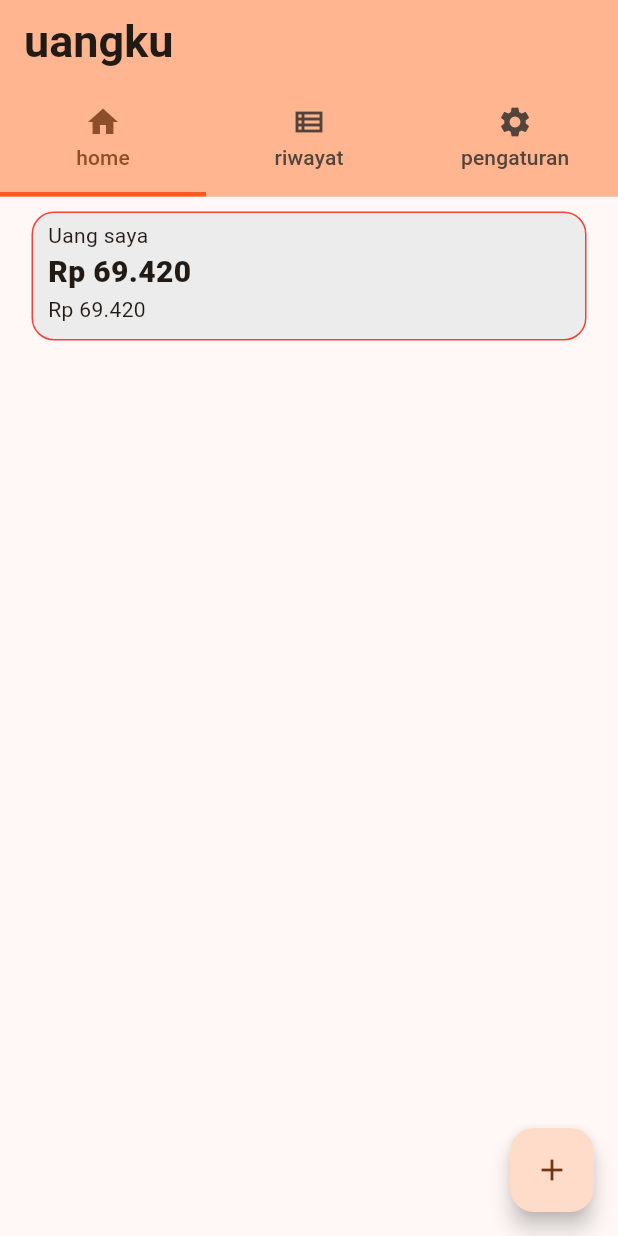
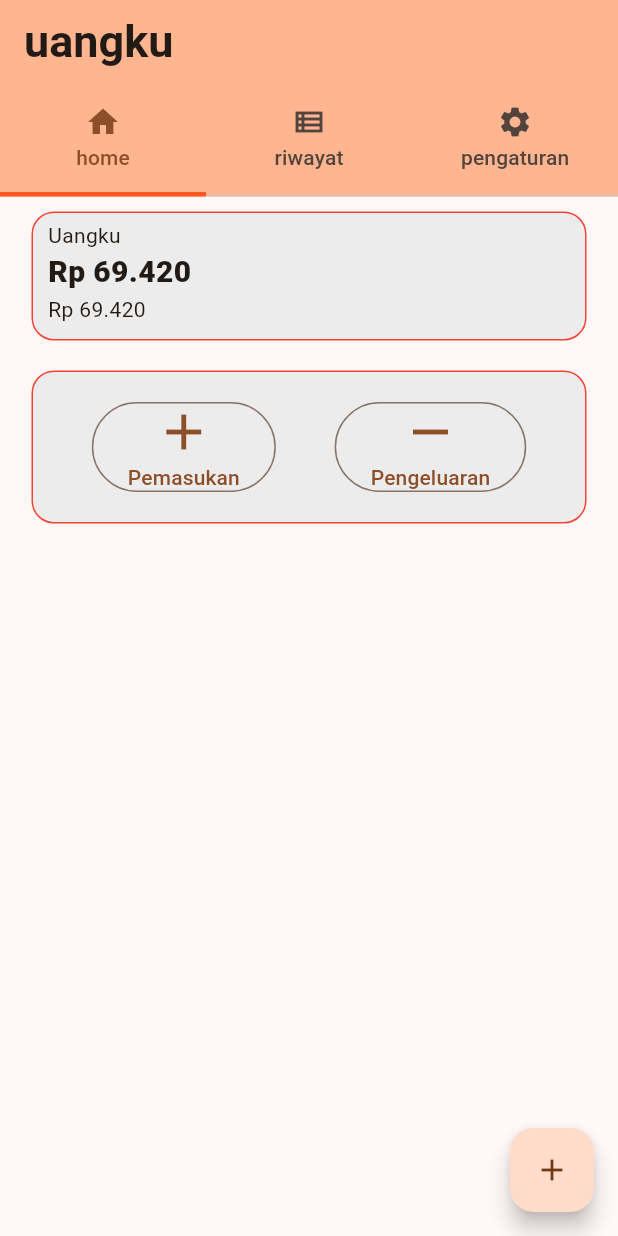
Before and after one commit to RidhoAji921/uangku_app, a Flutter app: the screen it shows after launch, on a phone screen of 412 x 824 dp. Run offline on Flutter 3.47's test engine with Material 2 defaults, Android fonts, the phone set to English and light mode, and no system bars.

Commit message:
fix some warning and fix button space

```diff
--- a/lib/home.dart
+++ b/lib/home.dart
@@ -1,6 +1,6 @@
 import 'package:flutter/material.dart';
 
-class HomeBodyPage extends StatelessWidget{
+class HomeBodyPage extends StatelessWidget {
   @override
   Widget build(BuildContext context) {
     return Column(
@@ -14,8 +14,7 @@ class HomeBodyPage extends StatelessWidget{
               border: Border.all(
                 color: Colors.red,
               ),
-            borderRadius: const BorderRadius.all(Radius.circular(15))
-          ),
+              borderRadius: const BorderRadius.all(Radius.circular(15))),
           width: 370,
           child: const Column(
             mainAxisAlignment: MainAxisAlignment.start,
@@ -23,11 +22,14 @@ class HomeBodyPage extends StatelessWidget{
             children: [
               Padding(
                 padding: EdgeInsets.only(top: 5, left: 10),
-                child: Text("Uang saya"),
+                child: Text("Uangku"),
               ),
               Padding(
                 padding: EdgeInsets.only(top: 0, left: 10),
-                child: Text("Rp 69.420", style: TextStyle(fontSize: 20, fontWeight: FontWeight.w900),),
+                child: Text(
+                  "Rp 69.420",
+                  style: TextStyle(fontSize: 20, fontWeight: FontWeight.w900),
+                ),
               ),
               Padding(
                 padding: EdgeInsets.only(top: 0, left: 10, bottom: 10),
@@ -35,7 +37,45 @@ class HomeBodyPage extends StatelessWidget{
               ),
             ],
           ),
+        ),
+        const SizedBox(
+          height: 20,
+        ),
+        Container(
+          decoration: BoxDecoration(
+            color: const Color.fromARGB(255, 236, 236, 236),
+            border: Border.all(
+              color: Colors.red,
+            ),
+            borderRadius: const BorderRadius.all(Radius.circular(15))),
+          width: 370,
+          child: Padding(
+            padding: const EdgeInsets.only(top: 20,bottom: 20,),
+            child: Row(
+              mainAxisAlignment: MainAxisAlignment.spaceEvenly,
+              children: [
+                OutlinedButton(
+                  onPressed: () {print("Pemasukkan");},
+                  child: const Column(
+                    children: [
+                      Icon(Icons.add, size: 40,),
+                      Text("Pemasukan")
+                    ],
                   )
+                ),
+                OutlinedButton(
+                  onPressed: () {print("Pengeluaran");},
+                  child: const Column(
+                    children: [
+                      Icon(Icons.remove, size: 40,),
+                      Text("Pengeluaran")
+                    ],
+                  )
+                ),
+              ],
+            ),
+          ),
+        ),
       ],
     );
   }
--- a/lib/main.dart
+++ b/lib/main.dart
@@ -69,7 +69,7 @@ class _MyHomePageState extends State<MyHomePage> {
           ]
         ),
         floatingActionButton: FloatingActionButton(
-          onPressed: null,
+          onPressed: () {print("Floating Action Button");},
           tooltip: 'Increment',
           child: const Icon(Icons.add),
         ),
```
Lines whose indentation alone changed are shown as unchanged.
